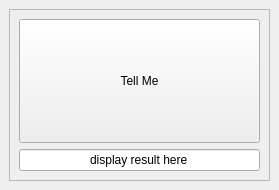
This is wheretoeat.ui in mandlcho/WhereToEat as Qt 5 draws it before an edit. The edited form follows.
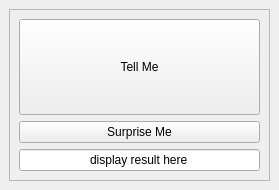
This is the edited form.

The edit to the form file:
```diff
--- a/wheretoeat.ui
+++ b/wheretoeat.ui
@@ -47,6 +47,19 @@
              </property>
             </widget>
            </item>
+           <item>
+            <widget class="QPushButton" name="btn_Surpriseme">
+             <property name="sizePolicy">
+              <sizepolicy hsizetype="Minimum" vsizetype="Minimum">
+               <horstretch>0</horstretch>
+               <verstretch>0</verstretch>
+              </sizepolicy>
+             </property>
+             <property name="text">
+              <string>Surprise Me</string>
+             </property>
+            </widget>
+           </item>
            <item>
             <widget class="QLineEdit" name="Le_showresult">
              <property name="layoutDirection">
```
